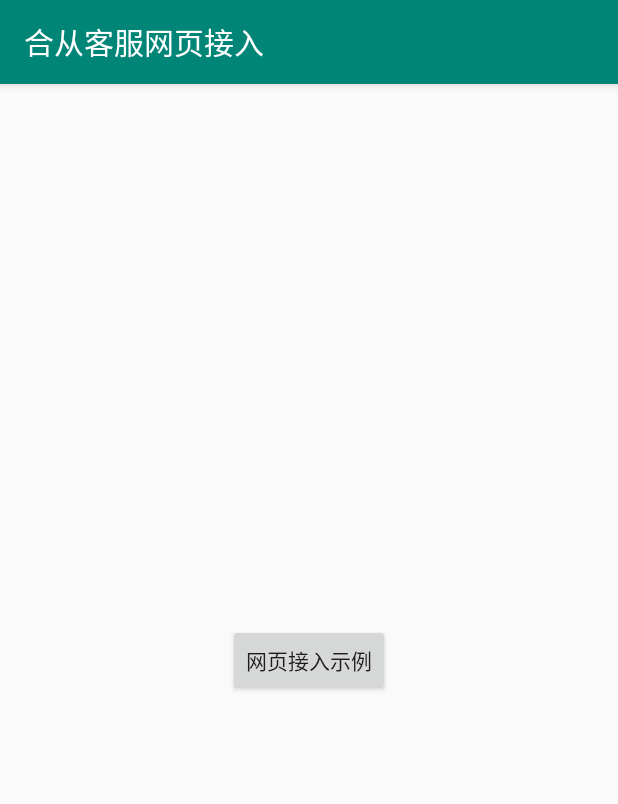
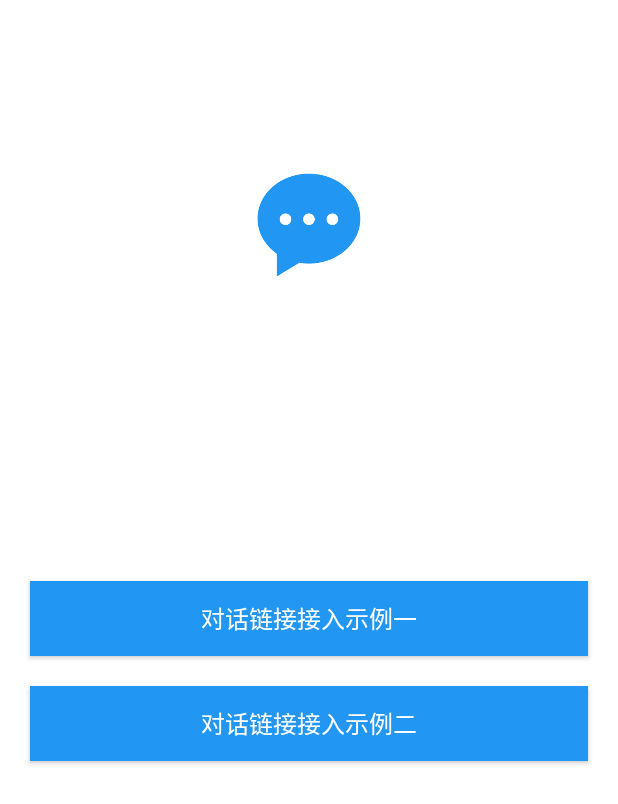
Before and after one commit to aihecongcom/AndroidDemo_Ahc, an Android app: the screen it shows after launch (MainActivity), on a phone screen of 412 x 824 dp. Shown: the top 804 px of the screen. Run offline under Robolectric (Android 15) with nearby library versions, the phone set to English and light mode, and no system bars.

Commit message:
完整示例

```diff
--- a/app/src/main/AndroidManifest.xml
+++ b/app/src/main/AndroidManifest.xml
@@ -15,11 +15,12 @@
         android:roundIcon="@mipmap/logo_app"
         android:supportsRtl="true"
         android:usesCleartextTraffic="true"
-        android:theme="@style/AppTheme">
+        android:theme="@style/Theme.AppCompat.NoActionBar">
         <!--  usesCleartextTraffic 9.0系统手动开启支持http-->
         <activity
             android:name=".HtmlActivity"></activity>
-        <activity android:name=".MainActivity">
+        <activity
+            android:name=".MainActivity">
             <intent-filter>
                 <action android:name="android.intent.action.MAIN" />
 
--- a/app/src/main/java/com/example/androiddemo_ahc/MainActivity.java
+++ b/app/src/main/java/com/example/androiddemo_ahc/MainActivity.java
@@ -15,11 +15,21 @@ public class MainActivity extends AppCompatActivity {
         setContentView(R.layout.activity_main);
 
         Button button=findViewById(R.id.button);
+        Button form_btn=findViewById(R.id.form_button);
 
         button.setOnClickListener(new View.OnClickListener() {
             @Override
             public void onClick(View v) {
                 Intent intent=new Intent(MainActivity.this,HtmlActivity.class);
+                intent.putExtra("HIDE","hide_no");
+                startActivity(intent);
+            }
+        });
+        form_btn.setOnClickListener(new View.OnClickListener() {
+            @Override
+            public void onClick(View v) {
+                Intent intent=new Intent(MainActivity.this,HtmlActivity.class);
+                intent.putExtra("HIDE","hide_title");
                 startActivity(intent);
             }
         });
--- a/app/src/main/res/layout/activity_main.xml
+++ b/app/src/main/res/layout/activity_main.xml
@@ -4,16 +4,42 @@
     xmlns:tools="http://schemas.android.com/tools"
     android:layout_width="match_parent"
     android:layout_height="match_parent"
+    android:background="#ffffff"
     tools:context=".MainActivity">
 
+    <ImageView
+        android:layout_marginTop="100dp"
+        app:layout_constraintTop_toTopOf="parent"
+        app:layout_constraintLeft_toLeftOf="parent"
+        app:layout_constraintRight_toRightOf="parent"
+        android:src="@mipmap/logo_app"
+        android:layout_width="100dp"
+        android:layout_height="100dp"/>
     <Button
+        android:background="@color/theme_app"
+        android:layout_marginRight="20dp"
+        android:layout_marginLeft="20dp"
         android:id="@+id/button"
-        android:layout_width="wrap_content"
-        android:layout_height="wrap_content"
-        android:text="网页接入示例"
+        android:textSize="16sp"
+        android:layout_width="match_parent"
+        android:layout_height="50dp"
+        android:text="对话链接接入示例一"
         app:layout_constraintBottom_toBottomOf="parent"
         app:layout_constraintLeft_toLeftOf="parent"
         app:layout_constraintRight_toRightOf="parent"
         app:layout_constraintTop_toTopOf="parent" />
+    <Button
 
+        android:layout_marginTop="20dp"
+        android:background="@color/theme_app"
+        android:layout_marginRight="20dp"
+        android:layout_marginLeft="20dp"
+        android:id="@+id/form_button"
+        android:textSize="16sp"
+        android:layout_width="match_parent"
+        android:layout_height="50dp"
+        android:text="对话链接接入示例二"
+        app:layout_constraintLeft_toLeftOf="parent"
+        app:layout_constraintRight_toRightOf="parent"
+        app:layout_constraintTop_toBottomOf="@id/button" />
 </androidx.constraintlayout.widget.ConstraintLayout>
--- a/app/src/main/res/values/colors.xml
+++ b/app/src/main/res/values/colors.xml
@@ -3,4 +3,6 @@
     <color name="colorPrimary">#008577</color>
     <color name="colorPrimaryDark">#00574B</color>
     <color name="colorAccent">#D81B60</color>
+    <color name="theme_app">#2196f3</color>
+    <color name="black_333">#333333</color>
 </resources>
--- a/app/src/main/res/values/strings.xml
+++ b/app/src/main/res/values/strings.xml
@@ -1,3 +1,3 @@
 <resources>
-    <string name="app_name">合从客服网页接入</string>
+    <string name="app_name">合从客服对话链接</string>
 </resources>
```
Also changed, not shown: app/src/main/java/com/example/androiddemo_ahc/HtmlActivity.java (+53 -9 lines), app/src/main/res/layout/activity_html.xml (+26 -3 lines), app/src/main/res/mipmap-xxhdpi/back.png (added).
